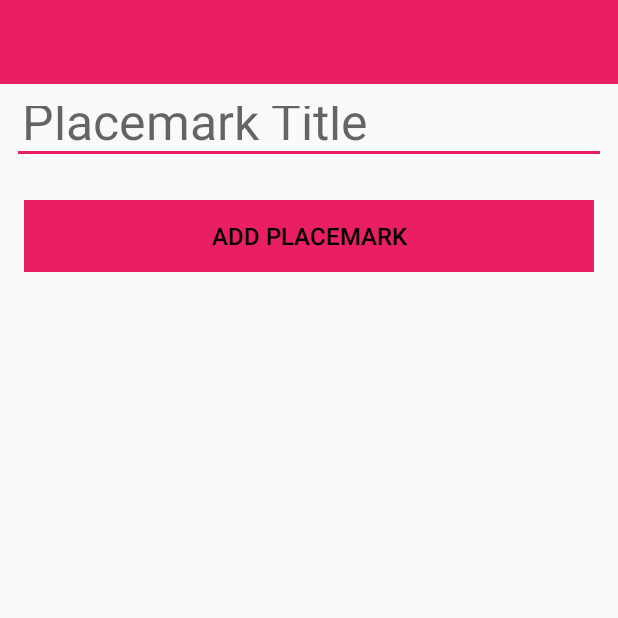
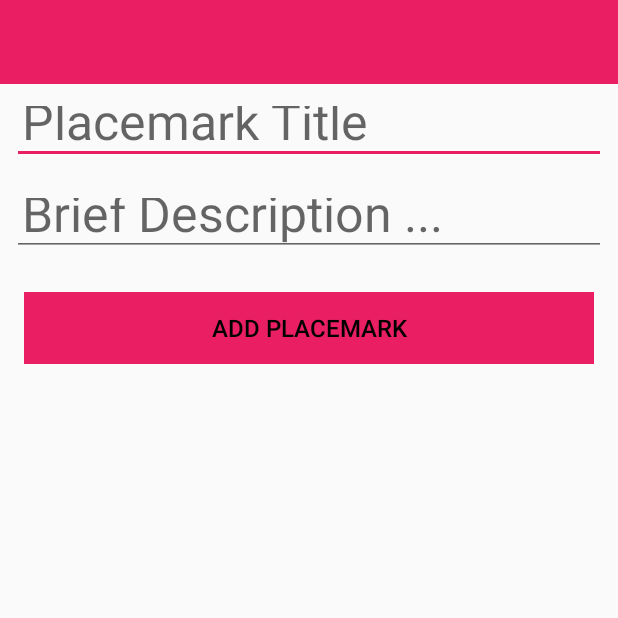
Before and after one commit to Esedicol/Hillfort-Android-App, an Android app: the PlacemarkActivity screen opened directly, with no data from a screen before it, after a tap on "ADD PLACEMARK", on a phone screen of 412 x 824 dp, the top half of it. Run offline under Robolectric (Android 15) with nearby library versions, the phone set to English and light mode, and no system bars; 1 statement that could not run was skipped.

Commit message:
new  model with title and description

```diff
--- a/app/src/main/java/org/wit/placemark/activities/PlacemarkActivity.kt
+++ b/app/src/main/java/org/wit/placemark/activities/PlacemarkActivity.kt
@@ -11,7 +11,7 @@ import org.wit.placemark.models.PlacemarkModel
 
 class PlacemarkActivity : AppCompatActivity(), AnkoLogger {
 
-    val placemarks = ArrayList<String>()
+    val placemarks = ArrayList<PlacemarkModel>()
 
     override fun onCreate(savedInstanceState: Bundle?) {
         super.onCreate(savedInstanceState)
@@ -21,12 +21,21 @@ class PlacemarkActivity : AppCompatActivity(), AnkoLogger {
         info("Placemark Activity started..")
         btnAdd.setOnClickListener() {
             val placemarkTitle = placemarkTitle.text.toString()
-            if (placemarkTitle.isNotEmpty()) {
-                info("add Button Pressed: $placemarkTitle")
-                placemarks.add(placemarkTitle)
+            val description = description.text.toString()
+
+            if (placemarkTitle.isNotEmpty() && description.isNotEmpty()) {
+                info("Add Button Pressed")
+
+                val pm = PlacemarkModel()
+                pm.title = placemarkTitle
+                pm.description = description
+
+                placemarks.add(pm)
 
                 for(i in placemarks) {
-                    println("\n${i}")
+                    println("\n Index: ${placemarks.indexOf(i)}")
+                    println("Title: ${i.title}")
+                    println("Description: ${i.description}")
                 }
             }
             else {
--- a/app/src/main/res/layout/activity_main.xml
+++ b/app/src/main/res/layout/activity_main.xml
@@ -53,6 +53,20 @@
                     android:textColor="@color/colorPrimaryDark"
                     android:textSize="50px" />
 
+                <EditText
+                    android:id="@+id/description"
+                    android:layout_width="match_parent"
+                    android:layout_height="45dp"
+                    android:layout_margin="8dp"
+                    android:autofillHints=""
+                    android:hint="@string/hintDescription"
+                    android:inputType="text"
+                    android:maxLength="50"
+                    android:maxLines="1"
+                    android:padding="10px"
+                    android:textColor="@color/colorPrimaryDark"
+                    android:textSize="50px" />
+
                 <Button
                     android:id="@+id/btnAdd"
                     android:layout_width="match_parent"
```
Also changed, not shown: app/src/main/java/org/wit/placemark/models/PlacemarkModel.kt (+14 -1 lines).
